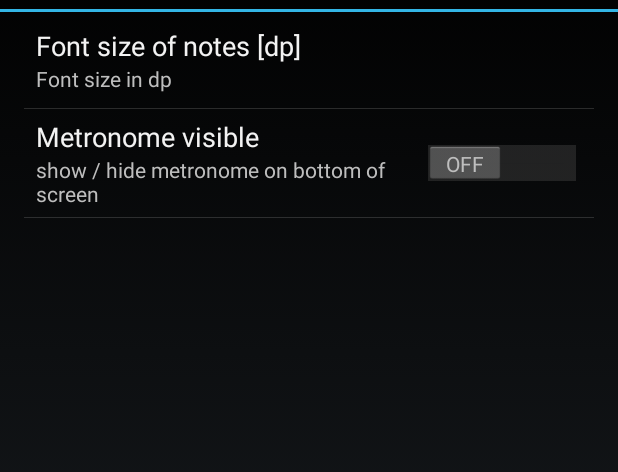
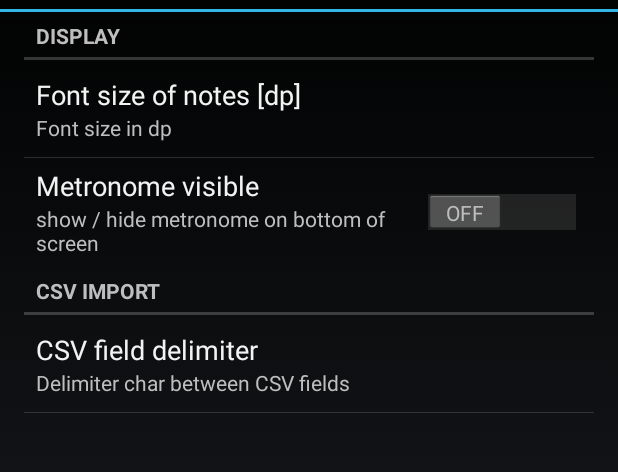
Before and after one commit to fr3ts0n/StageFever, an Android app: the SettingsActivity screen opened directly, with no data from a screen before it, on a phone screen of 412 x 824 dp, the part 60-532 px from its top. Run offline under Robolectric (Android 15) with nearby library versions, the phone set to English and light mode, and no system bars.

Commit message:
- open from file manager - swipe support - CSV delimiters configurable

```diff
--- a/app/src/main/java/com/fr3ts0n/stagefever/SongItemFragment.java
+++ b/app/src/main/java/com/fr3ts0n/stagefever/SongItemFragment.java
@@ -3,6 +3,7 @@
  */
 package com.fr3ts0n.stagefever;
 
+import android.annotation.SuppressLint;
 import android.app.Fragment;
 import android.content.SharedPreferences;
 import android.os.Bundle;
@@ -125,6 +126,7 @@ public class SongItemFragment
         beat=0;
     }
 
+	@SuppressLint("ClickableViewAccessibility")
 	@Override
 	public View onCreateView(LayoutInflater inflater, ViewGroup container,
 			Bundle savedInstanceState)
@@ -183,6 +185,24 @@ public class SongItemFragment
 		onSharedPreferenceChanged(prefs, null);
 		// set start position
 		setPosition(SongAdapter.position);
+
+		OnSwipeTouchListener swipeListener =
+			new OnSwipeTouchListener(getActivity())
+			{
+				public void onSwipeRight()
+				{
+					setPosition(SongAdapter.position-1);
+				}
+
+				public void onSwipeLeft()
+				{
+					setPosition(SongAdapter.position+1);
+				}
+			};
+
+		thisView.setOnTouchListener(swipeListener);
+		tvNotes.setOnTouchListener(swipeListener);
+
 		// return view
 		return thisView;
 	}
@@ -277,8 +297,9 @@ public class SongItemFragment
         // Font size of notes?
         if (key==null || SETTINGS_FONT_SIZE.equals(key))
         {
-            tvNotes.setTextSize(
-                    Float.valueOf(sharedPreferences.getString(SETTINGS_FONT_SIZE, "30")));
+        	Float fontSize = Float.valueOf(sharedPreferences.getString(SETTINGS_FONT_SIZE, "30"));
+            tvDescr.setTextSize( fontSize );
+        	tvNotes.setTextSize( fontSize );
         }
 
         // Metronome visible?
--- a/app/src/main/res/layout/fragment_navigation_drawer.xml
+++ b/app/src/main/res/layout/fragment_navigation_drawer.xml
@@ -3,5 +3,5 @@
           android:layout_width="match_parent"
           android:layout_height="match_parent"
           android:choiceMode="singleChoice"
-          tools:context="com.fr3ts0n.stagefever.NavigationDrawerFragment"
-    />
+          android:dividerHeight="10sp"
+          tools:context="com.fr3ts0n.stagefever.NavigationDrawerFragment"/>
--- a/app/src/main/res/layout/songlist_item.xml
+++ b/app/src/main/res/layout/songlist_item.xml
@@ -5,5 +5,5 @@
                  android:layout_height="wrap_content"
                  android:background="?android:attr/listChoiceBackgroundIndicator"
                  android:gravity="center_vertical"
-                 android:textAppearance="@android:style/TextAppearance.Small"
-    />
+                 android:textColor="@android:color/primary_text_dark"
+                 android:textSize="24sp"/>
--- /dev/null
+++ b/app/src/main/res/values/arrays.xml
@@ -0,0 +1,13 @@
+<?xml version="1.0" encoding="utf-8"?>
+<resources>
+    <string-array name="csv_field_delimiter">
+        <item>Comma</item>
+        <item>Semicolon</item>
+        <item>Tab</item>
+    </string-array>
+    <string-array name="csv_field_delimiter_val">
+        <item>,</item>
+        <item>;</item>
+        <item>\t</item>
+    </string-array>
+</resources>
--- a/app/src/main/res/values/strings.xml
+++ b/app/src/main/res/values/strings.xml
@@ -24,5 +24,9 @@
     <string name="font_size_description">Font size in dp</string>
     <string name="metronome_visible">Metronome visible</string>
     <string name="metronome_description">show / hide metronome on bottom of screen</string>
+    <string name="csv_import">CSV import</string>
+    <string name="display">Display</string>
+    <string name="csv_field_delimiter_sum">Delimiter char between CSV fields</string>
+    <string name="csv_field_delimiter">CSV field delimiter</string>
 
 </resources>
--- a/app/src/main/res/xml/settings.xml
+++ b/app/src/main/res/xml/settings.xml
@@ -20,19 +20,32 @@
 
 <PreferenceScreen xmlns:android="http://schemas.android.com/apk/res/android">
 
+    <PreferenceCategory
+        android:title="@string/display">
+
         <EditTextPreference
+            android:defaultValue="24"
+            android:inputType="numberDecimal"
             android:key="font_size_notes"
-        android:defaultValue="24"
             android:selectAllOnFocus="true"
             android:singleLine="true"
-        android:title="@string/font_size_notes"
-        android:inputType="numberDecimal"
-        android:summary="@string/font_size_description" />
-
+            android:summary="@string/font_size_description"
+            android:title="@string/font_size_notes"/>
         <SwitchPreference
             android:defaultValue="false"
-        android:title="@string/metronome_visible"
+            android:key="metronome_visible"
             android:summary="@string/metronome_description"
-        android:key="metronome_visible" />
+            android:title="@string/metronome_visible"/>
+    </PreferenceCategory>
+    <PreferenceCategory
+        android:title="@string/csv_import">
+
+        <ListPreference
+            android:entries="@array/csv_field_delimiter"
+            android:entryValues="@array/csv_field_delimiter_val"
+            android:key="csv_field_delimiter"
+            android:summary="@string/csv_field_delimiter_sum"
+            android:title="@string/csv_field_delimiter"/>
+    </PreferenceCategory>
 
 </PreferenceScreen>
```
Also changed, not shown: app/src/main/java/com/fr3ts0n/stagefever/MainActivity.java (+29 -11 lines), app/src/main/java/com/fr3ts0n/stagefever/OnSwipeTouchListener.java (added, +75 -0 lines), app/src/main/res/layout/fragment_song_item.xml (+5 -4 lines), 2 other files. Lines whose indentation alone changed are shown as unchanged.
